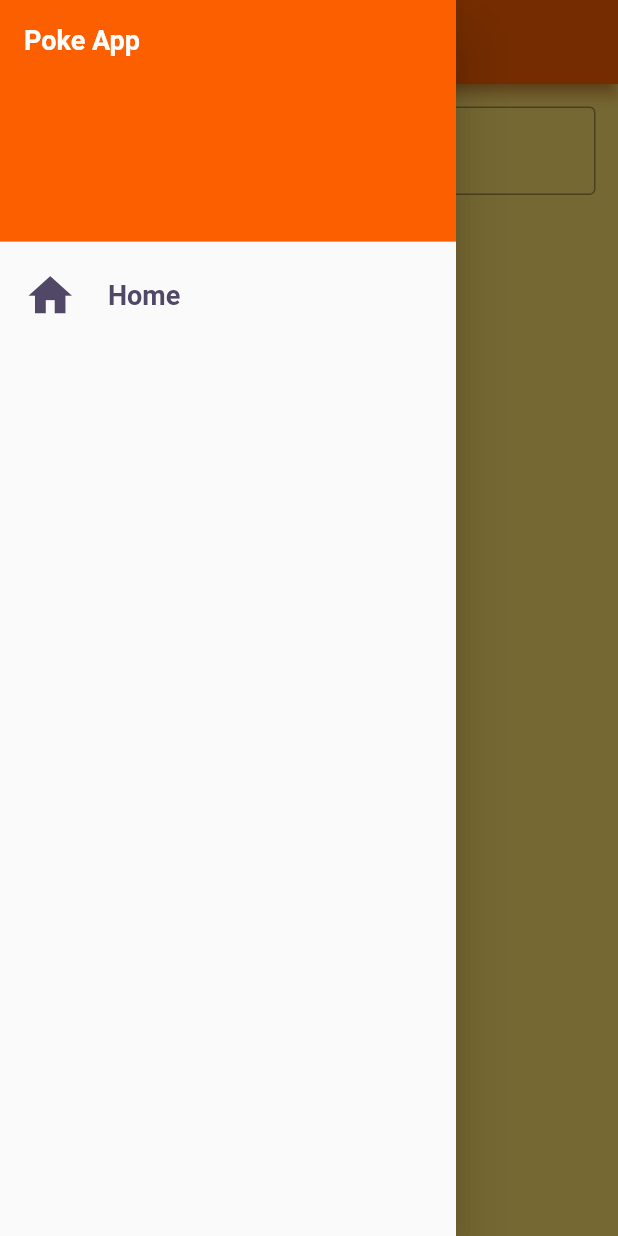
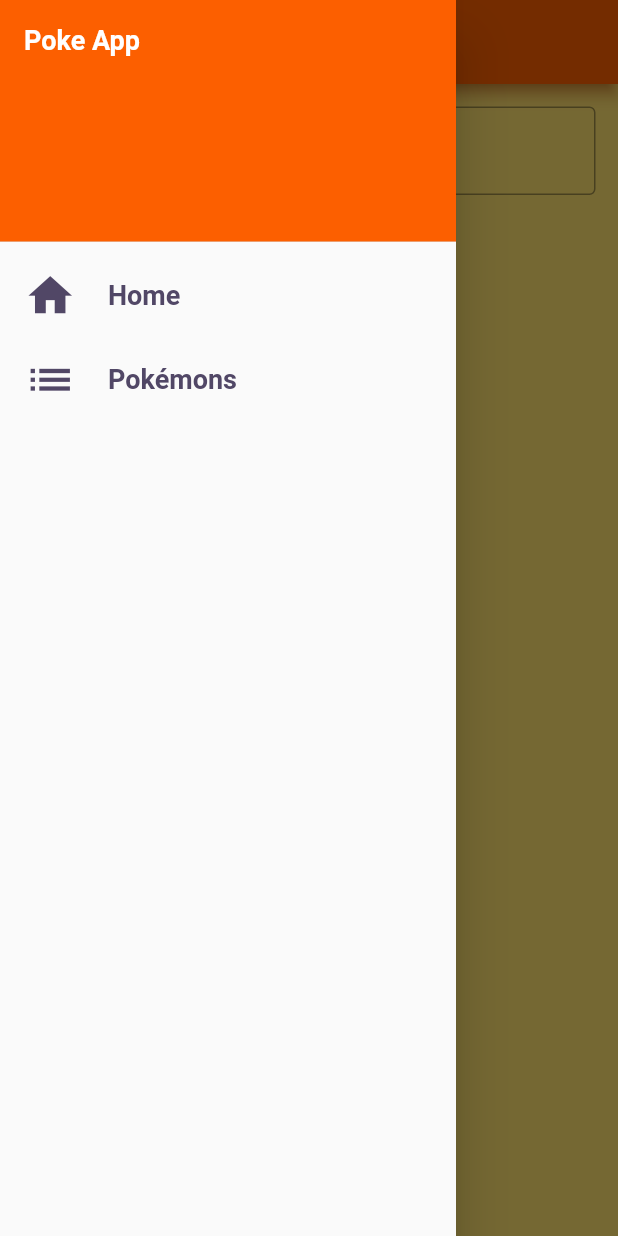
Before and after one commit to JulioAquinoDev/poke_app, a Flutter app: the screen it shows after launch, with the side drawer open, on a phone screen of 412 x 824 dp. Run offline on Flutter 3.47's test engine with Material 2 defaults, Android fonts, the phone set to English and light mode, and no system bars; our stand-ins replace google_fonts.

Commit message:
Inserindo campo lista no menu lateral

```diff
--- a/lib/widgets/drawer/drawer_widget.dart
+++ b/lib/widgets/drawer/drawer_widget.dart
@@ -49,6 +49,24 @@ class _DrawerWidgetState extends State<DrawerWidget> {
                 Navigator.pop(context);
               },
             ),
+            ListTile(
+              leading: Icon(
+                Icons.list,
+                size: 35.0,
+                color: AppColors.black,
+              ),
+              title: Text(
+                'Pokémons',
+                style: TextStyle(
+                  fontWeight: FontWeight.bold,
+                  fontSize: 18.0,
+                  color: AppColors.black,
+                ),
+              ),
+              onTap: () {
+                Navigator.pop(context);
+              },
+            ),
           ],
         ),
       ),
```
